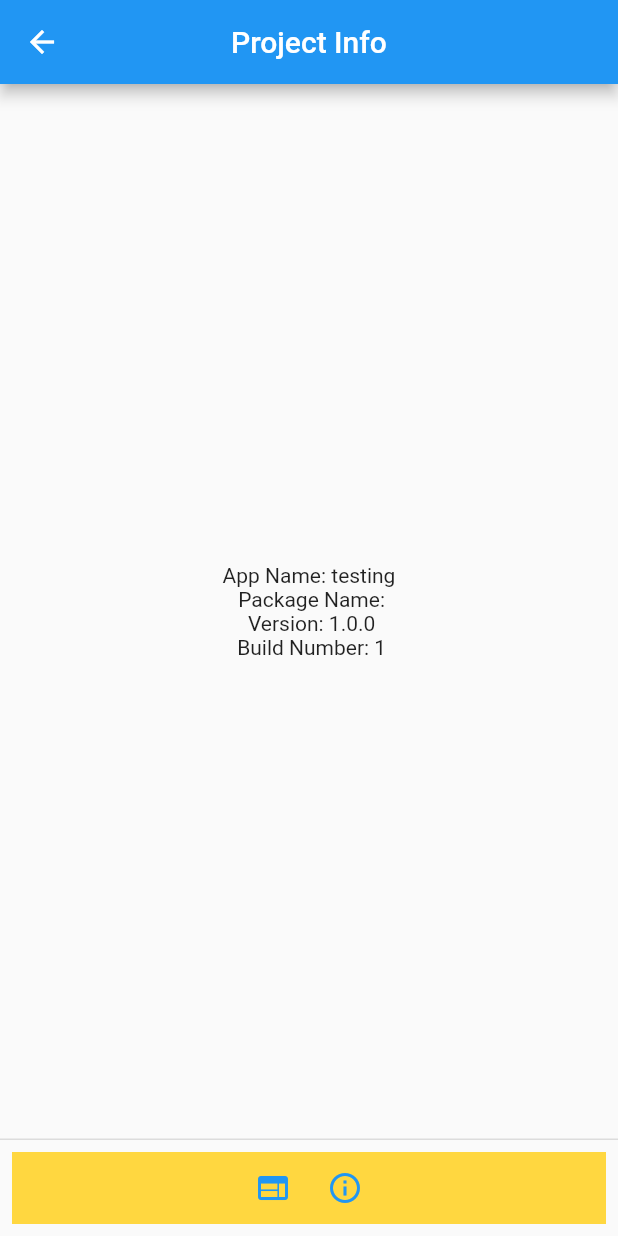
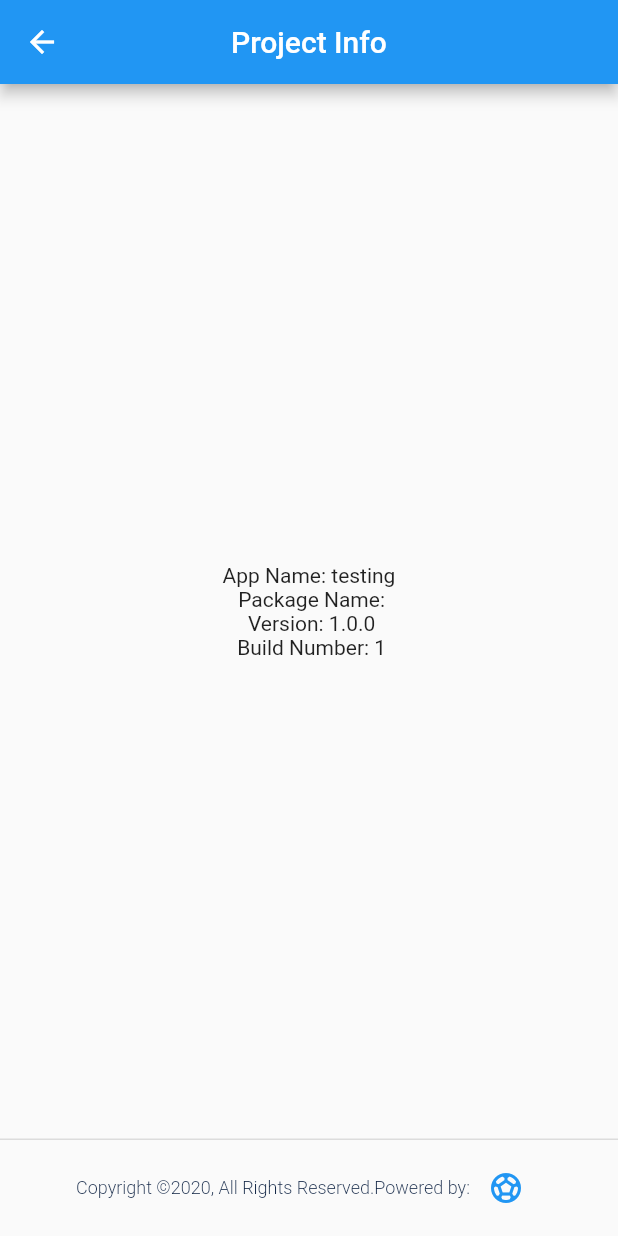
Before and after one commit to Hadjimamas/Testing_Project, a Flutter app: the screen it shows after launch, after a tap on the "info outline" icon, on a phone screen of 412 x 824 dp. Run offline on Flutter 3.47's test engine with Material 2 defaults, Android fonts, the phone set to English and light mode, and no system bars; drawn by our look-alikes of overlay_support; our stand-ins replace connectivity_plus, google_fonts, internet_connection_checker, package_info_plus.

Commit message:
Practice Project

```diff
--- a/lib/package_info.dart
+++ b/lib/package_info.dart
@@ -1,5 +1,4 @@
 import 'package:flutter/material.dart';
-import 'package:overlay_support/overlay_support.dart';
 import 'package:package_info_plus/package_info_plus.dart';
 import 'package:url_launcher/url_launcher_string.dart';
 
@@ -11,7 +10,7 @@ class ProjectInfo extends StatefulWidget {
 }
 
 class ProjectInfoState extends State<ProjectInfo> {
-  Future<PackageInfo> _getPackageInfo() {
+  Future<PackageInfo> getPackageInfo() {
     return PackageInfo.fromPlatform();
   }
 
@@ -19,11 +18,23 @@ class ProjectInfoState extends State<ProjectInfo> {
   Widget build(BuildContext context) {
     return Scaffold(
       persistentFooterButtons: [
-        Container(
-          color: Colors.amberAccent,
-          child: Row(
+        Row(
           mainAxisAlignment: MainAxisAlignment.center,
           children: [
+            const Text(
+              'Copyright ©2020, All Rights Reserved.',
+              style: TextStyle(
+                  fontWeight: FontWeight.w300,
+                  fontSize: 12.0,
+                  color: Color(0xFF162A49)),
+            ),
+            const Text(
+              'Powered by:',
+              style: TextStyle(
+                  fontWeight: FontWeight.w300,
+                  fontSize: 12.0,
+                  color: Color(0xFF162A49)),
+            ),
             IconButton(
               alignment: Alignment.center,
               tooltip: 'GitHub',
@@ -31,23 +42,11 @@ class ProjectInfoState extends State<ProjectInfo> {
                 launchUrlString('https://github.com/Hadjimamas');
               },
               icon: const Icon(
-                  Icons.web,
-                  color: Colors.blue,
-                ),
-              ),
-              IconButton(
-                alignment: Alignment.center,
-                tooltip: 'Project Info',
-                onPressed: () {
-                  toast('Footer');
-                },
-                icon: const Icon(
-                  Icons.info_outline,
+                Icons.sports_soccer,
                 color: Colors.blue,
               ),
             ),
           ],
-          ),
         ),
       ],
       appBar: AppBar(
@@ -56,7 +55,7 @@ class ProjectInfoState extends State<ProjectInfo> {
       ),
       body: Center(
         child: FutureBuilder<PackageInfo>(
-          future: _getPackageInfo(),
+          future: getPackageInfo(),
           builder: (BuildContext context, AsyncSnapshot<PackageInfo> snapshot) {
             if (snapshot.hasError) {
               return const Text('ERROR');
```
Lines whose indentation alone changed are shown as unchanged.
